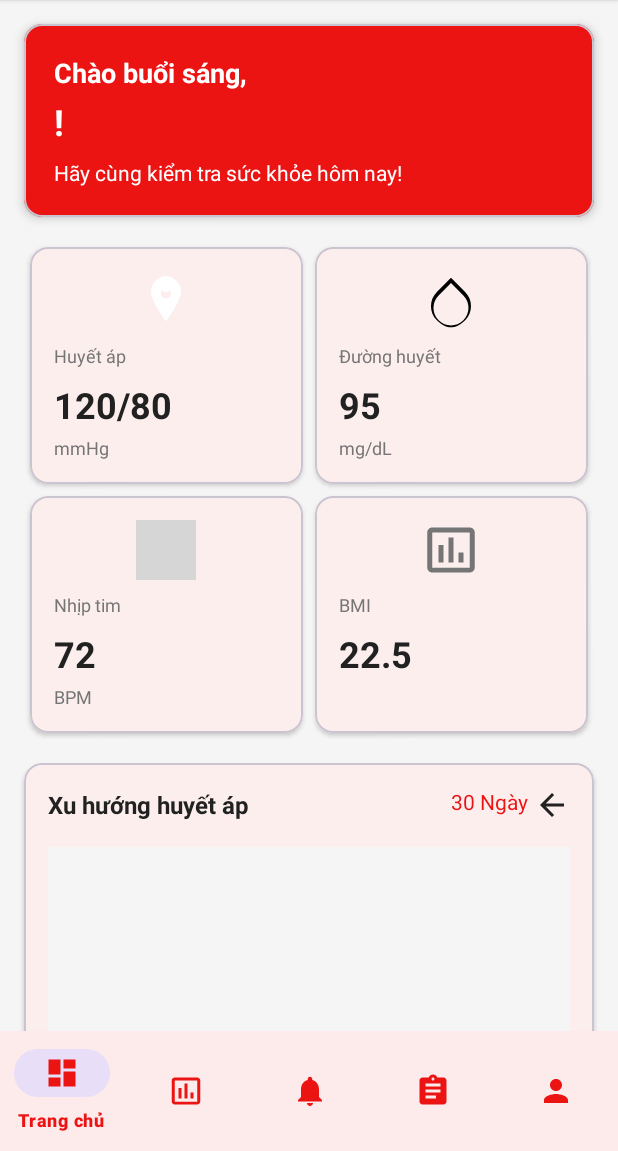
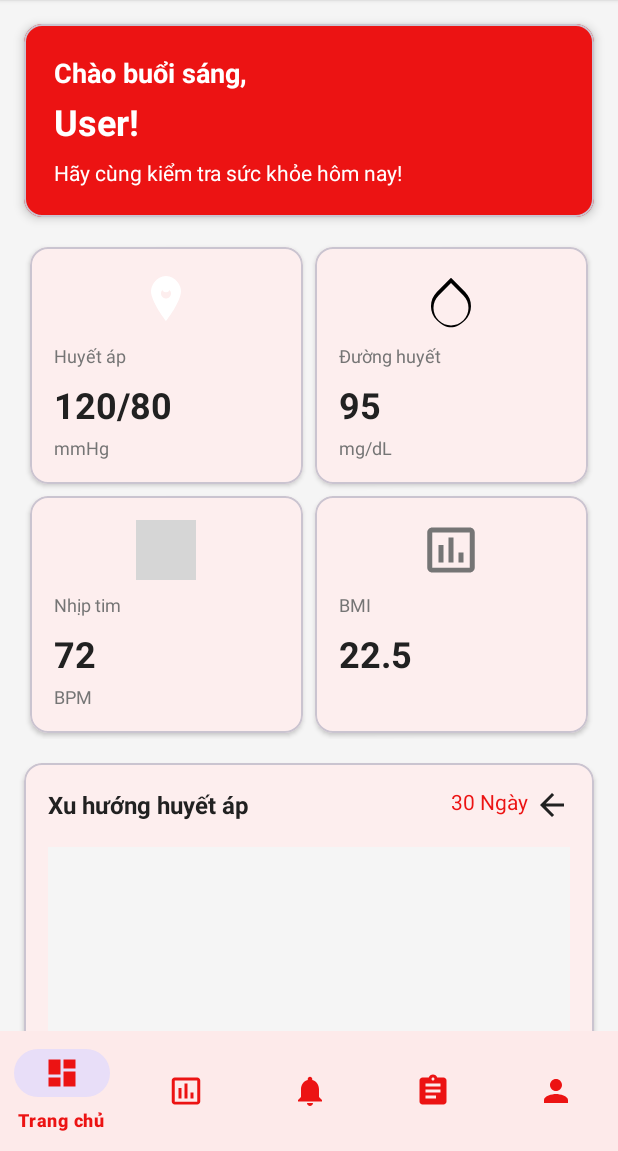
Before and after one commit to VanAnh-13/FinalAndroidProject, an Android app: the screen it shows after launch once a user with an empty profile is signed in (MainActivity), on a phone screen of 412 x 824 dp, the part 85-1236 px from its top. Run offline under Robolectric (Android 15) with nearby library versions, the phone set to English and light mode, and no system bars; our stand-ins replace Firebase (no records; nobody signed in at launch, a user with empty details on screens opened directly); pictures from the network do not load; 3 statements that could not run were skipped; grey boxes are pictures that could not be loaded.

Commit message:
fixed displayName won't display when login by email/password method

```diff
--- a/app/src/main/java/com/example/healthylifehub/MainActivity.java
+++ b/app/src/main/java/com/example/healthylifehub/MainActivity.java
@@ -101,7 +101,25 @@ public class MainActivity extends BaseActivity<ActivityMainBinding> implements c
 
     private void setUserName(TextView nameTextView, FirebaseUser user) {
         String displayName = user.getDisplayName();
-        nameTextView.setText(displayName != null ? displayName : DEFAULT_USER_NAME);
+
+        if (displayName != null && !displayName.isEmpty()) {
+            nameTextView.setText(displayName);
+        } else {
+            // Load from Firestore if displayName is null
+            com.google.firebase.firestore.FirebaseFirestore.getInstance()
+                    .collection("users")
+                    .document(user.getUid())
+                    .get()
+                    .addOnSuccessListener(documentSnapshot -> {
+                        if (documentSnapshot.exists()) {
+                            String name = documentSnapshot.getString("displayName");
+                            nameTextView.setText(name != null ? name : DEFAULT_USER_NAME);
+                        } else {
+                            nameTextView.setText(DEFAULT_USER_NAME);
+                        }
+                    })
+                    .addOnFailureListener(e -> nameTextView.setText(DEFAULT_USER_NAME));
+        }
     }
 
     private void setUserEmail(TextView emailTextView, FirebaseUser user) {
--- a/app/src/main/java/com/example/healthylifehub/ui/dashboard/DashboardViewModel.java
+++ b/app/src/main/java/com/example/healthylifehub/ui/dashboard/DashboardViewModel.java
@@ -39,7 +39,25 @@ public class DashboardViewModel extends BaseViewModel {
         FirebaseUser user = FirebaseAuth.getInstance().getCurrentUser();
         if (user != null) {
             String displayName = user.getDisplayName();
-            userName.setValue(displayName != null ? displayName : "User");
+
+            if (displayName != null && !displayName.isEmpty()) {
+                userName.setValue(displayName);
+            } else {
+                // Load from Firestore if displayName is null
+                com.google.firebase.firestore.FirebaseFirestore.getInstance()
+                        .collection("users")
+                        .document(user.getUid())
+                        .get()
+                        .addOnSuccessListener(documentSnapshot -> {
+                            if (documentSnapshot.exists()) {
+                                String name = documentSnapshot.getString("displayName");
+                                userName.setValue(name != null ? name : "User");
+                            } else {
+                                userName.setValue("User");
+                            }
+                        })
+                        .addOnFailureListener(e -> userName.setValue("User"));
+            }
         } else {
             userName.setValue("User");
         }
```
